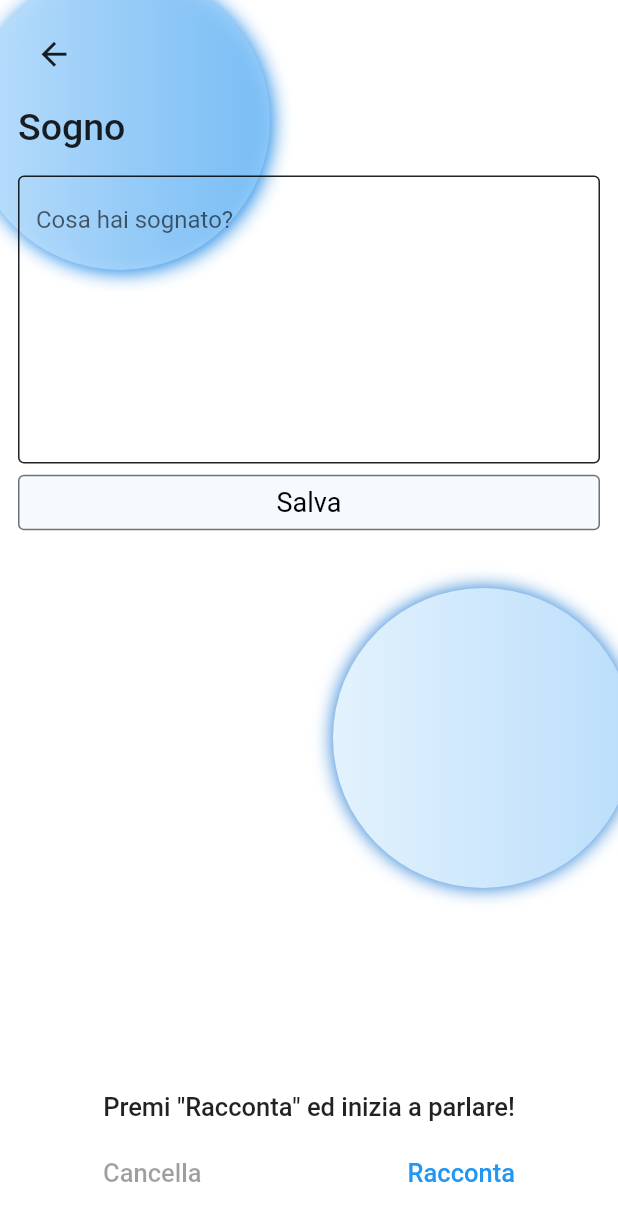
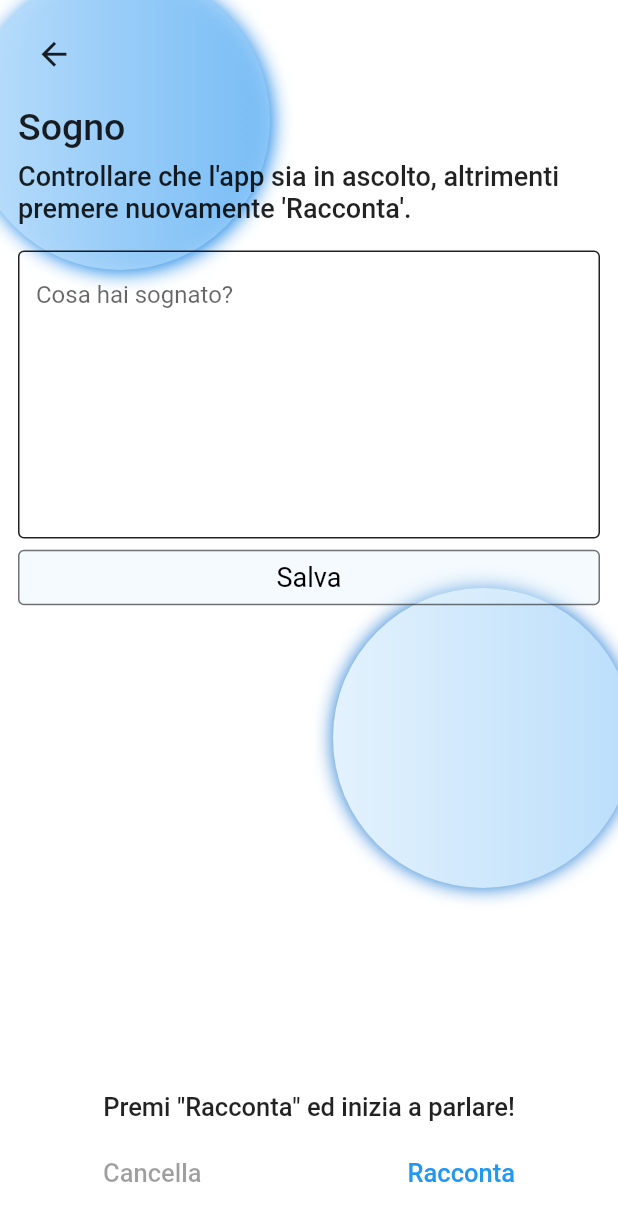
Before and after one commit to luca-fuligni-unicam/sogniario, a Flutter app: the AddDream screen opened by its route, on a phone screen of 412 x 824 dp. Shown: the top 1221 px of the screen. Run offline on Flutter 3.47's test engine with Material 2 defaults, Android fonts, the phone set to English and light mode, and no system bars; our stand-ins replace flutter_custom_clippers, flutter_swiper, fluttericon, hive, hive_flutter, jwt_decoder and 3 more; missing offline and left inert: flutter_picker, flutter_scatter, lazy_data_table, widget_arrows; accounts and stored records are empty.

Commit message:
Inserted a text in the add_dream.

```diff
--- a/frontend/lib/views/add_dream.dart
+++ b/frontend/lib/views/add_dream.dart
@@ -119,6 +119,18 @@ class _AddDreamState extends State<AddDream> {
                       'Sogno',
                       style: TextStyle(
                           fontSize: 25,
+                          fontWeight: FontWeight.w500
+                      ),
+                    ),
+
+                    SizedBox(
+                      height: 8,
+                    ),
+
+                    Text(
+                      'Controllare che l\'app sia in ascolto, altrimenti premere nuovamente \'Racconta\'.',
+                      style: TextStyle(
+                          fontSize: 18,
                           fontWeight: FontWeight.w500
                       ),
                     ),
```
